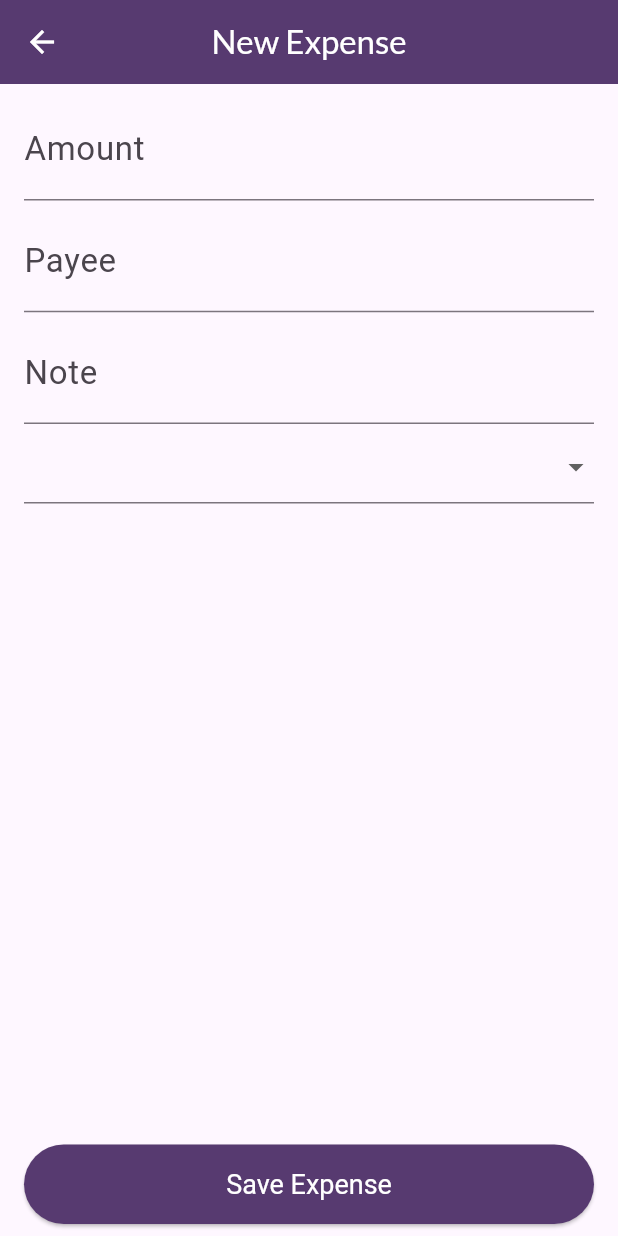
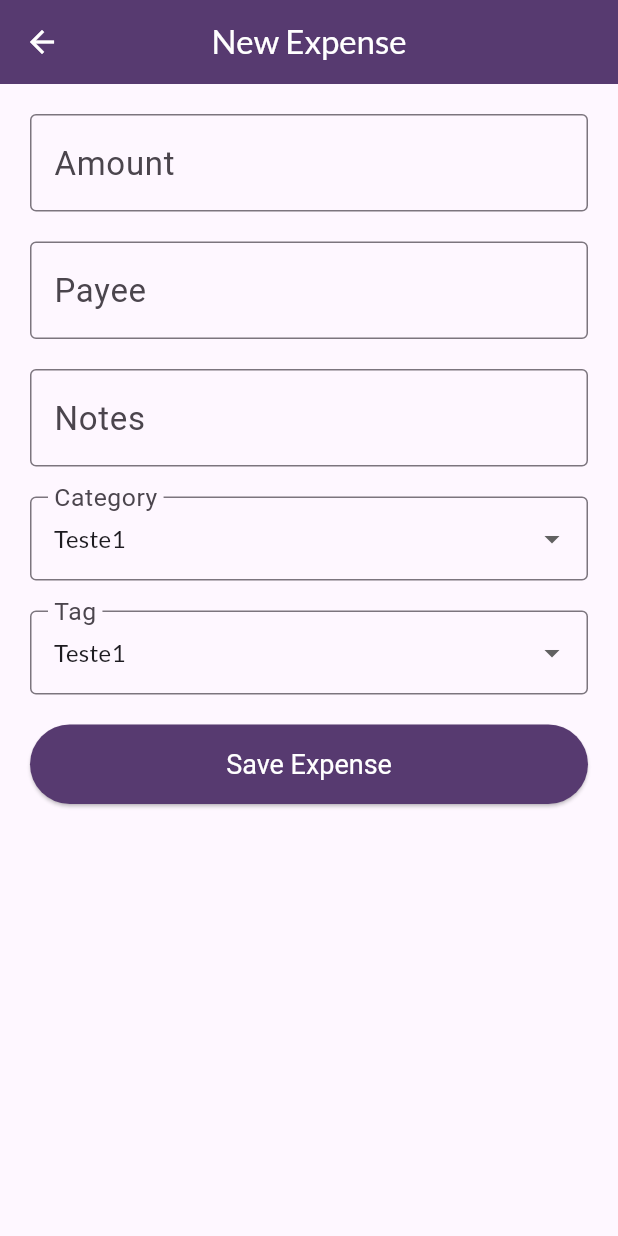
Before and after one commit to wmvieira21/expense_tracker_local, a Flutter app: the screen it shows after launch, after a tap on the "add" icon, on a phone screen of 412 x 824 dp. Run offline on Flutter 3.47's test engine with Material 3 defaults, Android fonts, the phone set to English and light mode, and no system bars; our stand-ins replace google_fonts.

Commit message:
created category and tag screens

```diff
--- a/lib/expenses.dart
+++ b/lib/expenses.dart
@@ -1,4 +1,5 @@
 import 'package:expenses_tracker_coursera/widgets/drawer_menu.dart';
+import 'package:expenses_tracker_coursera/widgets/expenses_list.dart';
 import 'package:flutter/material.dart';
 
 class Expenses extends StatefulWidget {
@@ -60,25 +61,13 @@ class _ExpensesState extends State<Expenses>
       body: TabBarView(
         controller: _tabController,
         children: [
-          Container(
-            decoration: BoxDecoration(
-                color: Theme.of(context)
-                    .colorScheme
-                    .tertiaryContainer
-                    .withValues(alpha: 30)),
-            child: Center(
-              child: Text(
-                "Click + button to record expenses.",
-                style: Theme.of(context).textTheme.bodyLarge,
-              ),
-            ),
-          ),
+          ExpensesList(),
           Container(
             decoration: BoxDecoration(
               color: Theme.of(context)
                   .colorScheme
                   .onTertiaryContainer
-                  .withValues(alpha: 50),
+                  .withValues(alpha: 150),
             ),
             child: Center(
               child: Text(
--- a/lib/main.dart
+++ b/lib/main.dart
@@ -17,7 +17,8 @@ final ThemeData themeData = ThemeData().copyWith(
   textTheme: GoogleFonts.latoTextTheme().copyWith(
       bodyLarge:
           TextStyle(color: lightColorScheme.onPrimaryContainer, fontSize: 22),
-      headlineSmall: TextStyle(color: Colors.white)),
+      headlineSmall: TextStyle(color: Colors.white),
+      bodyMedium: TextStyle(color: Colors.black, fontSize: 18)),
   floatingActionButtonTheme: FloatingActionButtonThemeData(
     backgroundColor: lightColorScheme.primary,
   ),
--- /dev/null
+++ b/lib/models/category.dart
@@ -0,0 +1,17 @@
+import 'package:expenses_tracker_coursera/utils.dart';
+
+class Category {
+  final String id;
+  final String name;
+
+  Category(this.name) : id = uuidUtils.v4();
+  Category.withId({required this.name, required this.id});
+
+  factory Category.fromJson(dynamic json) {
+    return Category.withId(name: json['name'], id: json['id']);
+  }
+
+  Map<String, dynamic> toJson() {
+    return {'id': id, 'name': name};
+  }
+}
--- /dev/null
+++ b/lib/models/expense.dart
@@ -0,0 +1,58 @@
+import 'package:expenses_tracker_coursera/utils.dart';
+
+class Expense {
+  final String? id;
+  final double amount;
+  final String categoryId;
+  final String payee;
+  final String note;
+  final DateTime date;
+  final String tag;
+
+  Expense({
+    required this.amount,
+    required this.categoryId,
+    required this.payee,
+    required this.note,
+    required this.date,
+    required this.tag,
+  }) : id = uuidUtils.v4();
+
+  Expense.withId({
+    required this.id,
+    required this.amount,
+    required this.categoryId,
+    required this.payee,
+    required this.note,
+    required this.date,
+    required this.tag,
+  });
+
+  factory Expense.fromJson(Map<String, dynamic> json) {
+    return Expense.withId(
+      id: json['id'],
+      amount: json['amount'],
+      categoryId: json['categoryId'],
+      payee: json['payee'],
+      note: json['note'],
+      date: DateTime.parse(json['date']),
+      tag: json['tag'],
+    );
+  }
+
+  Map<String, dynamic> toJson() {
+    return {
+      'id': id,
+      'amount': amount,
+      'categoryId': categoryId,
+      'payee': payee,
+      'note': note,
+      'date': date.toIso8601String(),
+      'tag': tag,
+    };
+  }
+
+  get formattedDate {
+    return converter.format(date);
+  }
+}
--- /dev/null
+++ b/lib/models/tags.dart
@@ -0,0 +1,28 @@
+import 'package:expenses_tracker_coursera/utils.dart';
+
+class Tag {
+  final String id;
+  final String name;
+
+  Tag({
+    required this.name,
+  }) : id = uuidUtils.v4();
+  Tag.withId({
+    required this.id,
+    required this.name,
+  });
+
+  factory Tag.fromJson(Map<String, dynamic> json) {
+    return Tag.withId(
+      id: json['id'],
+      name: json['name'],
+    );
+  }
+
+  Map<String, dynamic> toJson() {
+    return {
+      'id': id,
+      'name': name,
+    };
+  }
+}
--- a/lib/screens/add_expense.dart
+++ b/lib/screens/add_expense.dart
@@ -9,24 +9,20 @@ class AddExpense extends StatefulWidget {
 
 class _AddExpenseState extends State<AddExpense> {
   final _formKey = GlobalKey<FormState>();
-
   final _amountController = TextEditingController();
   final _payeeController = TextEditingController();
   final _noteController = TextEditingController();
-  String _category = '';
+  final ScrollController _scrollController = ScrollController();
 
-  String _notNullValitador(String? value) {
-    if (value == null || value == '') {
-      return 'This field is required';
-    }
-    return '';
-  }
-
-  final List<String> categories = ['Teste1', 'Teste2'];
+  String _category = 'Teste1';
+  String _tag = 'Teste1';
+  final List<String> _categories = ['Teste1', 'Teste2'];
+  final List<String> _tags = ['Teste1', 'Teste2'];
 
   @override
   void dispose() {
     _amountController.clear();
+    _scrollController.dispose();
     super.dispose();
   }
 
@@ -37,47 +33,26 @@ class _AddExpenseState extends State<AddExpense> {
         centerTitle: true,
         title: Text("New Expense"),
       ),
-      body: Form(
-        key: _formKey,
-        child: Padding(
-          padding: const EdgeInsets.symmetric(horizontal: 16, vertical: 8),
+      body: SingleChildScrollView(
+        padding: EdgeInsets.all(20),
+        child: Form(
+          key: _formKey,
           child: Column(
-            spacing: 5,
+            crossAxisAlignment: CrossAxisAlignment.start,
+            spacing: 20,
             children: [
-              TextFormField(
-                controller: _amountController,
-                validator: (value) => _notNullValitador(value),
-                keyboardType: TextInputType.number,
-                decoration: InputDecoration(
-                  errorStyle:
-                      TextStyle(color: Theme.of(context).colorScheme.error),
-                  prefixText: '\$ ',
-                  label: Text("Amount"),
-                ),
-              ),
-              TextFormField(
-                controller: _payeeController,
-                validator: (value) => _notNullValitador(value),
-                keyboardType: TextInputType.text,
-                decoration: InputDecoration(
-                  errorStyle:
-                      TextStyle(color: Theme.of(context).colorScheme.error),
-                  label: Text("Payee"),
-                ),
-              ),
-              TextFormField(
-                controller: _noteController,
-                validator: (value) => _notNullValitador(value),
-                keyboardType: TextInputType.text,
-                decoration: InputDecoration(
-                  errorStyle:
-                      TextStyle(color: Theme.of(context).colorScheme.error),
-                  label: Text("Note"),
-                ),
-              ),
+              buildTextFieldForm(
+                  _amountController, 'Amount', TextInputType.number),
+              buildTextFieldForm(_payeeController, 'Payee', TextInputType.text),
+              buildTextFieldForm(_noteController, 'Notes', TextInputType.text),
               DropdownButtonFormField(
-                  items: categories
-                      .map((e) => DropdownMenuItem(child: Text(e)))
+                  decoration: const InputDecoration(
+                      border: OutlineInputBorder(), label: Text('Category')),
+                  items: _categories
+                      .map((category) => DropdownMenuItem(
+                            value: category,
+                            child: Text(category),
+                          ))
                       .toList(),
                   value: _category,
                   onChanged: (value) {
@@ -87,14 +62,32 @@ class _AddExpenseState extends State<AddExpense> {
                       }
                     });
                   }),
-              const Spacer(),
+              DropdownButtonFormField(
+                  decoration: const InputDecoration(
+                      border: OutlineInputBorder(), label: Text('Tag')),
+                  items: _tags
+                      .map((tag) => DropdownMenuItem(
+                            value: tag,
+                            child: Text(tag),
+                          ))
+                      .toList(),
+                  value: _tag,
+                  onChanged: (value) {
+                    setState(() {
+                      if (value != null) {
+                        _tag = value.toString();
+                      }
+                    });
+                  }),
               SizedBox(
                 width: double.infinity,
                 child: ElevatedButton(
-                  onPressed: () => _formKey.currentState!.validate(),
+                  onPressed: () {
+                    FocusScope.of(context).unfocus();
+                    _formKey.currentState!.validate();
+                  },
                   child: Text(
                     'Save Expense',
-                    //style: TextStyle(color: Colors.white),
                   ),
                 ),
               ),
@@ -104,4 +97,24 @@ class _AddExpenseState extends State<AddExpense> {
       ),
     );
   }
+
+  Widget buildTextFieldForm(
+      TextEditingController controller, String label, TextInputType typeInput) {
+    return TextFormField(
+      key: ValueKey(controller),
+      controller: controller,
+      keyboardType: typeInput,
+      validator: (value) {
+        if (value == null || value == '') {
+          return 'Field required';
+        }
+        return null;
+      },
+      decoration: InputDecoration(
+        errorStyle: TextStyle(color: Theme.of(context).colorScheme.error),
+        border: OutlineInputBorder(),
+        labelText: label,
+      ),
+    );
+  }
 }
--- a/lib/screens/categories_sreeen.dart
+++ b/lib/screens/categories_sreeen.dart
@@ -1,3 +1,4 @@
+import 'package:expenses_tracker_coursera/models/category.dart';
 import 'package:flutter/material.dart';
 
 class CategoriesSreeen extends StatefulWidget {
@@ -10,6 +11,18 @@ class CategoriesSreeen extends StatefulWidget {
 }
 
 class _CategoriesScreen extends State<CategoriesSreeen> {
+  List<Category> categoriesDummyList = [
+    Category('category1'),
+    Category('category2'),
+    Category('category3'),
+    Category('category3'),
+    Category('category3'),
+    Category('category3'),
+    Category('category3'),
+    Category('category3'),
+    Category('category3'),
+  ];
+
   @override
   Widget build(BuildContext context) {
     return Scaffold(
@@ -17,6 +30,21 @@ class _CategoriesScreen extends State<CategoriesSreeen> {
         centerTitle: true,
         title: Text("Manage Categories"),
       ),
+      body: ListView.builder(
+          padding: EdgeInsets.all(16),
+          itemCount: categoriesDummyList.length,
+          itemBuilder: (context, index) {
+            Category cat = categoriesDummyList[index];
+            return ListTile(
+              leading: Icon(Icons.category_rounded),
+              title: Text(cat.name),
+              trailing: IconButton(
+                icon: Icon(Icons.delete),
+                color: Colors.red,
+                onPressed: () {},
+              ),
+            );
+          }),
       floatingActionButton: FloatingActionButton(
         tooltip: 'Add new category',
         onPressed: () {},
--- a/lib/screens/tags_screen.dart
+++ b/lib/screens/tags_screen.dart
@@ -1,3 +1,4 @@
+import 'package:expenses_tracker_coursera/models/tags.dart';
 import 'package:flutter/material.dart';
 
 class TagsScreen extends StatefulWidget {
@@ -10,6 +11,13 @@ class TagsScreen extends StatefulWidget {
 }
 
 class _TagbsScreen extends State<TagsScreen> {
+  List<Tag> tagDummyList = [
+    Tag(name: 'tag1'),
+    Tag(name: 'tag1'),
+    Tag(name: 'tag1'),
+    Tag(name: 'tag1'),
+    Tag(name: 'tag1'),
+  ];
   @override
   Widget build(BuildContext context) {
     return Scaffold(
@@ -17,7 +25,21 @@ class _TagbsScreen extends State<TagsScreen> {
         centerTitle: true,
         title: Text("Manage Tags"),
       ),
-      body: Center(),
+      body: ListView.builder(
+          padding: EdgeInsets.all(16),
+          itemCount: tagDummyList.length,
+          itemBuilder: (context, index) {
+            Tag cat = tagDummyList[index];
+            return ListTile(
+              leading: Icon(Icons.tag),
+              title: Text(cat.name),
+              trailing: IconButton(
+                icon: Icon(Icons.delete),
+                color: Colors.red,
+                onPressed: () {},
+              ),
+            );
+          }),
       floatingActionButton: FloatingActionButton(
         tooltip: 'Add new tag',
         onPressed: () {},
--- /dev/null
+++ b/lib/utils.dart
@@ -0,0 +1,5 @@
+import 'package:intl/intl.dart';
+import 'package:uuid/uuid.dart';
+
+var uuidUtils = Uuid();
+var converter = DateFormat().add_yMEd();
--- /dev/null
+++ b/lib/widgets/expenses_list.dart
@@ -0,0 +1,65 @@
+import 'package:expenses_tracker_coursera/models/expense.dart';
+import 'package:flutter/material.dart';
+
+class ExpensesList extends StatefulWidget {
+  const ExpensesList({super.key});
+
+  @override
+  State<ExpensesList> createState() => _ExpensesListState();
+}
+
+class _ExpensesListState extends State<ExpensesList> {
+  List<Expense> expensesDummyList = [
+    Expense(
+        amount: 11,
+        categoryId: 'categoryId',
+        payee: 'payee',
+        note: 'note',
+        date: DateTime.now(),
+        tag: 'tag'),
+    Expense(
+        amount: 1222,
+        categoryId: 'sdsd',
+        payee: 'dddd',
+        note: 'note',
+        date: DateTime.now(),
+        tag: 'tag'),
+  ];
+
+  @override
+  Widget build(BuildContext context) {
+    return ListView.builder(
+        padding: EdgeInsets.all(8),
+        itemCount: expensesDummyList.length,
+        itemBuilder: ((context, index) {
+          Expense expense = expensesDummyList[index];
+          return Dismissible(
+            key: ValueKey(expense),
+            child: Card.outlined(
+              color: Theme.of(context).colorScheme.tertiaryContainer,
+              child: Container(
+                padding: EdgeInsets.all(16),
+                height: 100,
+                child: Column(spacing: 10, children: [
+                  Row(
+                    spacing: 10,
+                    crossAxisAlignment: CrossAxisAlignment.center,
+                    children: [
+                      Text(expense.payee),
+                      Text('\$${expense.amount}'),
+                    ],
+                  ),
+                  Row(
+                    spacing: 15,
+                    children: [
+                      Text(expense.formattedDate),
+                      Text('Category: ${expense.categoryId}'),
+                    ],
+                  ),
+                ]),
+              ),
+            ),
+          );
+        }));
+  }
+}
--- a/pubspec.yaml
+++ b/pubspec.yaml
@@ -35,6 +35,9 @@ dependencies:
   # Use with the CupertinoIcons class for iOS style icons.
   cupertino_icons: ^1.0.8
   google_fonts: ^6.2.1
+  uuid: ^4.5.1
+  converter: ^0.4.0
+  intl: ^0.20.2
 
 dev_dependencies:
   flutter_test:
```
Also changed, not shown: pubspec.lock.
